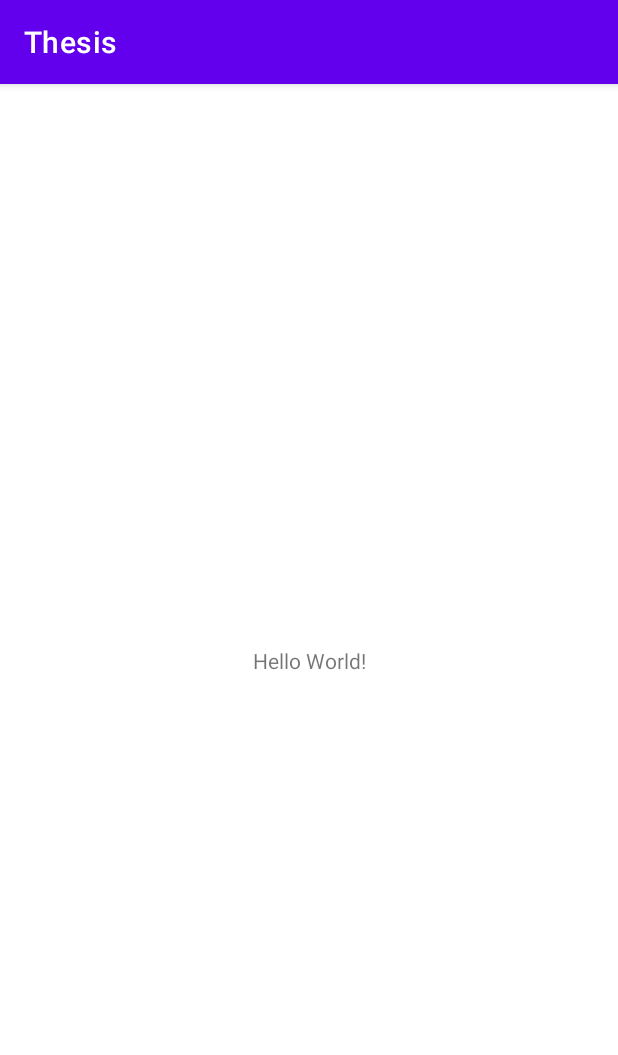
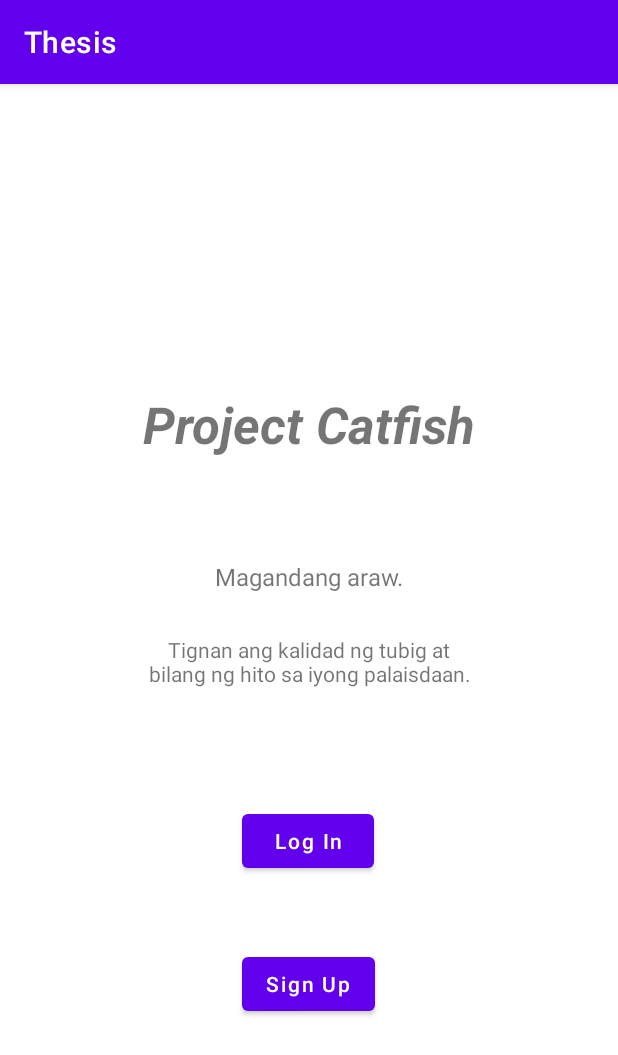
Before and after one commit to lolzxc/Project-Catfish, an Android app: the screen it shows after launch (MainActivity), on a phone screen of 412 x 824 dp. Shown: the top 1055 px of the screen. Run offline under Robolectric (Android 15) with nearby library versions, the phone set to English and light mode, and no system bars.

Commit message:
home screen

```diff
--- a/app/src/main/AndroidManifest.xml
+++ b/app/src/main/AndroidManifest.xml
@@ -11,7 +11,7 @@
         android:roundIcon="@mipmap/ic_launcher_round"
         android:supportsRtl="true"
         android:theme="@style/Theme.Thesis"
-        tools:targetApi="31">
+        tools:targetApi="29">
         <activity
             android:name=".MainActivity"
             android:exported="true">
--- a/app/src/main/res/layout/activity_main.xml
+++ b/app/src/main/res/layout/activity_main.xml
@@ -7,12 +7,62 @@
     tools:context=".MainActivity">
 
     <TextView
+        android:id="@+id/title"
         android:layout_width="wrap_content"
         android:layout_height="wrap_content"
-        android:text="Hello World!"
-        app:layout_constraintBottom_toBottomOf="parent"
+        android:layout_marginTop="204dp"
+        android:text="Project Catfish"
+        android:textSize="34sp"
+        android:textStyle="bold|italic"
         app:layout_constraintEnd_toEndOf="parent"
+        app:layout_constraintHorizontal_bias="0.502"
         app:layout_constraintStart_toStartOf="parent"
         app:layout_constraintTop_toTopOf="parent" />
 
+    <TextView
+        android:id="@+id/textView3"
+        android:layout_width="219dp"
+        android:layout_height="53dp"
+        android:layout_marginTop="28dp"
+        android:text="Tignan ang kalidad ng tubig at bilang ng hito sa iyong palaisdaan."
+        android:textAlignment="center"
+        app:layout_constraintEnd_toEndOf="parent"
+        app:layout_constraintStart_toStartOf="parent"
+        app:layout_constraintTop_toBottomOf="@+id/intro" />
+
+    <Button
+        android:id="@+id/button2"
+        android:layout_width="wrap_content"
+        android:layout_height="wrap_content"
+        android:layout_marginBottom="144dp"
+        android:text="Sign Up"
+        android:textAllCaps="false"
+        app:layout_constraintBottom_toBottomOf="parent"
+        app:layout_constraintEnd_toEndOf="parent"
+        app:layout_constraintHorizontal_bias="0.498"
+        app:layout_constraintStart_toStartOf="parent" />
+
+    <Button
+        android:id="@+id/button"
+        android:layout_width="wrap_content"
+        android:layout_height="wrap_content"
+        android:layout_marginTop="60dp"
+        android:text="Log In"
+        android:textAllCaps="false"
+        app:layout_constraintEnd_toEndOf="parent"
+        app:layout_constraintHorizontal_bias="0.498"
+        app:layout_constraintStart_toStartOf="parent"
+        app:layout_constraintTop_toBottomOf="@+id/textView3" />
+
+    <TextView
+        android:id="@+id/intro"
+        android:layout_width="wrap_content"
+        android:layout_height="wrap_content"
+        android:layout_marginTop="68dp"
+        android:text="Magandang araw."
+        android:textSize="16sp"
+        app:layout_constraintEnd_toEndOf="parent"
+        app:layout_constraintStart_toStartOf="parent"
+        app:layout_constraintTop_toBottomOf="@+id/title" />
+
 </androidx.constraintlayout.widget.ConstraintLayout>
--- /dev/null
+++ b/app/src/main/res/layout/system_main.xml
@@ -0,0 +1,6 @@
+<?xml version="1.0" encoding="utf-8"?>
+<androidx.constraintlayout.widget.ConstraintLayout xmlns:android="http://schemas.android.com/apk/res/android"
+    android:layout_width="match_parent"
+    android:layout_height="match_parent">
+
+</androidx.constraintlayout.widget.ConstraintLayout>
--- a/build.gradle
+++ b/build.gradle
@@ -1,6 +1,6 @@
 // Top-level build file where you can add configuration options common to all sub-projects/modules.
 plugins {
-    id 'com.android.application' version '7.3.1' apply false
-    id 'com.android.library' version '7.3.1' apply false
+    id 'com.android.application' version '7.4.1' apply false
+    id 'com.android.library' version '7.4.1' apply false
     id 'org.jetbrains.kotlin.android' version '1.7.20' apply false
 }
```
Also changed, not shown: gradle/wrapper/gradle-wrapper.properties.
